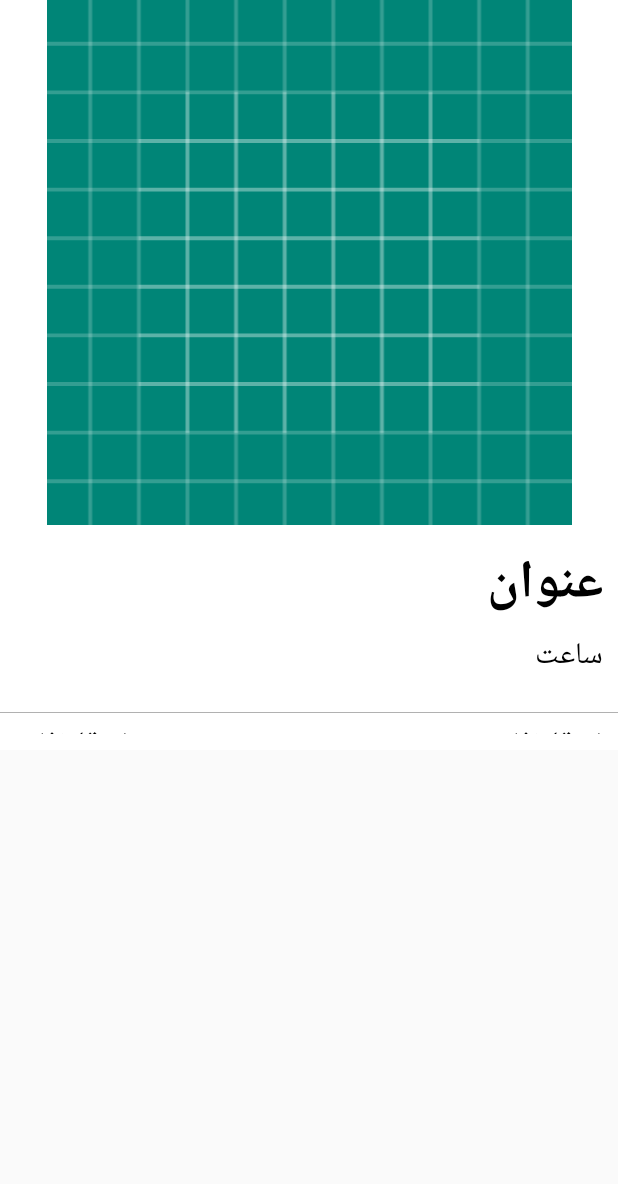
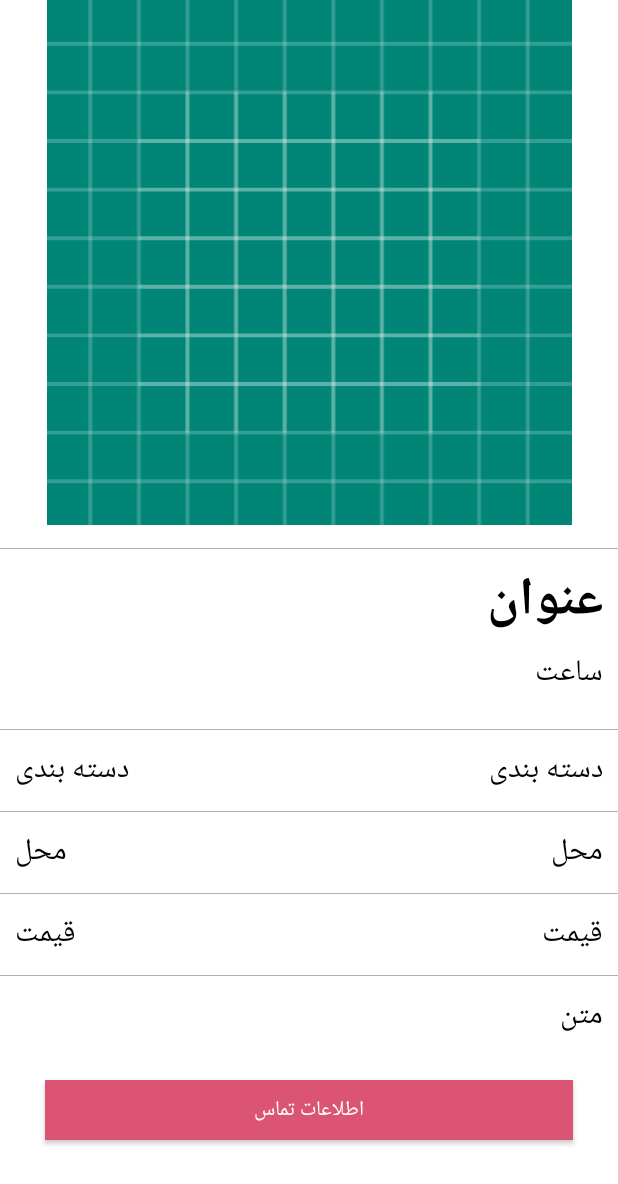
Before and after one commit to mahdi-amin/ApplicationWebsite, an Android app: the layout detail_home.xml on its own in the app's theme, with its tools: preview values and no code run, on a phone screen of 412 x 824 dp. Shown: the top 1184 px of the screen. Run offline under Robolectric (Android 15) with nearby library versions, the phone set to English and light mode, and no system bars.

```diff
--- a/app/src/main/java/com/example/pakkat/AdapterHome.java
+++ b/app/src/main/java/com/example/pakkat/AdapterHome.java
@@ -2,11 +2,13 @@ package com.example.pakkat;
 
 import android.app.Dialog;
 import android.content.Context;
+import android.content.Intent;
 import android.graphics.Color;
 import android.graphics.drawable.ColorDrawable;
 import android.view.LayoutInflater;
 import android.view.View;
 import android.view.ViewGroup;
+import android.view.WindowManager;
 import android.widget.ImageView;
 import android.widget.LinearLayout;
 import android.widget.TextView;
@@ -40,7 +42,8 @@ public class AdapterHome extends RecyclerView.Adapter<AdapterHome.MyViewHolder>
 
         dialog = new Dialog(mContext);
         dialog.setContentView(R.layout.detail_home);
-        dialog.getWindow().setBackgroundDrawable(new ColorDrawable(Color.TRANSPARENT));
+        dialog.getWindow().setLayout(WindowManager.LayoutParams.MATCH_PARENT,
+                WindowManager.LayoutParams.MATCH_PARENT);
 
         viewHolder.linearLayout.setOnClickListener(new View.OnClickListener() {
             @Override
--- /dev/null
+++ b/app/src/main/java/com/example/pakkat/FragmentMe.java
@@ -0,0 +1,6 @@
+package com.example.pakkat;
+
+import androidx.fragment.app.Fragment;
+
+public class FragmentMe extends Fragment {
+}
--- a/app/src/main/java/com/example/pakkat/MainActivity.java
+++ b/app/src/main/java/com/example/pakkat/MainActivity.java
@@ -18,6 +18,7 @@ public class MainActivity extends AppCompatActivity {
     FragmentCategory fragmentCategory;
     FragmentHome fragmentHome;
     FragmentAdd fragmentAdd;
+    FragmentMe fragmentMe;
 
 
     @Override
@@ -30,6 +31,7 @@ public class MainActivity extends AppCompatActivity {
         fragmentAdd = new FragmentAdd();
         fragmentCategory = new FragmentCategory();
         fragmentHome = new FragmentHome();
+        fragmentMe = new FragmentMe();
         bottomNavigationView.setSelectedItemId(R.id.item_Home);
 
         setFragment(fragmentHome);
@@ -46,6 +48,9 @@ public class MainActivity extends AppCompatActivity {
                     case R.id.item_Home:
                         setFragment(fragmentHome);
                         return true;
+                    case R.id.item_Me:
+                        setFragment(fragmentMe);
+                        return true;
 
                 }
                 return false;
--- a/app/src/main/res/layout/detail_home.xml
+++ b/app/src/main/res/layout/detail_home.xml
@@ -2,9 +2,11 @@
 <RelativeLayout
     xmlns:android="http://schemas.android.com/apk/res/android"
     android:layout_width="match_parent"
-    android:layout_height="500dp"
+    android:layout_height="match_parent"
     android:background="#fff">
-
+    <ScrollView
+        android:layout_width="match_parent"
+        android:layout_height="wrap_content">
         <LinearLayout
             android:orientation="vertical"
             android:layout_width="match_parent"
@@ -16,7 +18,14 @@
                 android:layout_height="350dp"
                 android:layout_gravity="center"
                 android:src="@drawable/ic_launcher_background"
-            android:id="@+id/detail_img"/>
+                android:id="@+id/detail_img"
+                android:layout_marginBottom="15dp"/>
+
+            <View
+                android:layout_width="match_parent"
+                android:layout_height="0.5dp"
+                android:background="#B1B1B1"/>
+
             <TextView
                 android:layout_width="wrap_content"
                 android:layout_height="wrap_content"
@@ -26,7 +35,7 @@
                 android:textColor="#000"
                 android:layout_gravity="right"
                 android:layout_marginRight="10dp"
-            android:layout_marginTop="10dp"
+                android:layout_marginTop="5dp"
                 android:id="@+id/detail_title"/>
             <TextView
                 android:layout_width="wrap_content"
@@ -47,7 +56,9 @@
                 android:layout_height="wrap_content"
                 android:orientation="horizontal"
                 android:gravity="right"
-            android:weightSum="2">
+                android:weightSum="2"
+                android:layout_marginTop="10dp"
+                android:layout_marginBottom="10dp">
                 <TextView
                     android:layout_width="wrap_content"
                     android:layout_height="wrap_content"
@@ -56,8 +67,7 @@
                     android:textColor="#000"
                     android:layout_gravity="right"
                     android:layout_marginRight="10dp"
-                android:layout_marginTop="5dp"
-                android:layout_marginBottom="5dp"
+
                     android:layout_weight="1"
                     android:gravity="left"
                     android:layout_marginLeft="10dp"
@@ -70,8 +80,6 @@
                     android:textColor="#000"
                     android:layout_gravity="right"
                     android:layout_marginRight="10dp"
-                android:layout_marginTop="5dp"
-                android:layout_marginBottom="5dp"
                     android:layout_weight="1"
                     android:gravity="right"/>
             </LinearLayout>
@@ -84,7 +92,10 @@
                 android:layout_width="match_parent"
                 android:layout_height="wrap_content"
                 android:orientation="horizontal"
-            android:gravity="right">
+                android:gravity="right"
+                android:layout_marginTop="10dp"
+                android:layout_marginBottom="10dp"
+                >
                 <TextView
                     android:layout_width="wrap_content"
                     android:layout_height="wrap_content"
@@ -93,8 +104,6 @@
                     android:textColor="#000"
                     android:layout_gravity="right"
                     android:layout_marginRight="10dp"
-                android:layout_marginTop="5dp"
-                android:layout_marginBottom="5dp"
                     android:layout_weight="1"
                     android:gravity="left"
                     android:layout_marginLeft="10dp"
@@ -107,8 +116,6 @@
                     android:textColor="#000"
                     android:layout_gravity="right"
                     android:layout_marginRight="10dp"
-                android:layout_marginTop="5dp"
-                android:layout_marginBottom="5dp"
                     android:layout_weight="1"
                     android:gravity="right"/>
             </LinearLayout>
@@ -120,7 +127,9 @@
                 android:layout_width="match_parent"
                 android:layout_height="wrap_content"
                 android:orientation="horizontal"
-            android:gravity="right">
+                android:gravity="right"
+                android:layout_marginTop="10dp"
+                android:layout_marginBottom="10dp">
                 <TextView
                     android:layout_width="wrap_content"
                     android:layout_height="wrap_content"
@@ -129,8 +138,6 @@
                     android:textColor="#000"
                     android:layout_gravity="right"
                     android:layout_marginRight="10dp"
-                android:layout_marginTop="5dp"
-                android:layout_marginBottom="5dp"
                     android:layout_weight="1"
                     android:gravity="left"
                     android:layout_marginLeft="10dp"
@@ -143,8 +150,6 @@
                     android:textColor="#000"
                     android:layout_gravity="right"
                     android:layout_marginRight="10dp"
-                android:layout_marginTop="5dp"
-                android:layout_marginBottom="5dp"
                     android:layout_weight="1"
                     android:gravity="right"/>
             </LinearLayout>
@@ -172,8 +177,10 @@
                 android:background="@color/colorPrimary"
                 android:layout_marginRight="30dp"
                 android:layout_marginLeft="30dp"
-            android:layout_marginTop="20dp"/>
+                android:layout_marginTop="20dp"
+                android:layout_marginBottom="20dp"
+                android:textColor="#FFF"/>
 
         </LinearLayout>
-
+    </ScrollView>
 </RelativeLayout>
--- a/app/src/main/res/layout/app_bar.xml
+++ b/app/src/main/res/layout/fragment_me.xml
@@ -3,7 +3,4 @@
     android:orientation="vertical" android:layout_width="match_parent"
     android:layout_height="match_parent">
 
-
-
-
 </LinearLayout>
--- a/app/src/main/res/menu/menu.xml
+++ b/app/src/main/res/menu/menu.xml
@@ -13,4 +13,8 @@
         android:icon="@drawable/ic_home_black_24dp"
         android:title="خانه"
         android:id="@+id/item_Home" />
+    <item
+        android:icon="@drawable/ic_home_black_24dp"
+        android:title="پاکت من"
+        android:id="@+id/item_Me" />
 </menu>
```
Also changed, not shown: app/src/main/java/com/example/pakkat/FragmentHome.java (+7 -2 lines), app/src/main/res/layout/item_home.xml (+13 -8 lines), 876 other files. Lines whose indentation alone changed are shown as unchanged.
